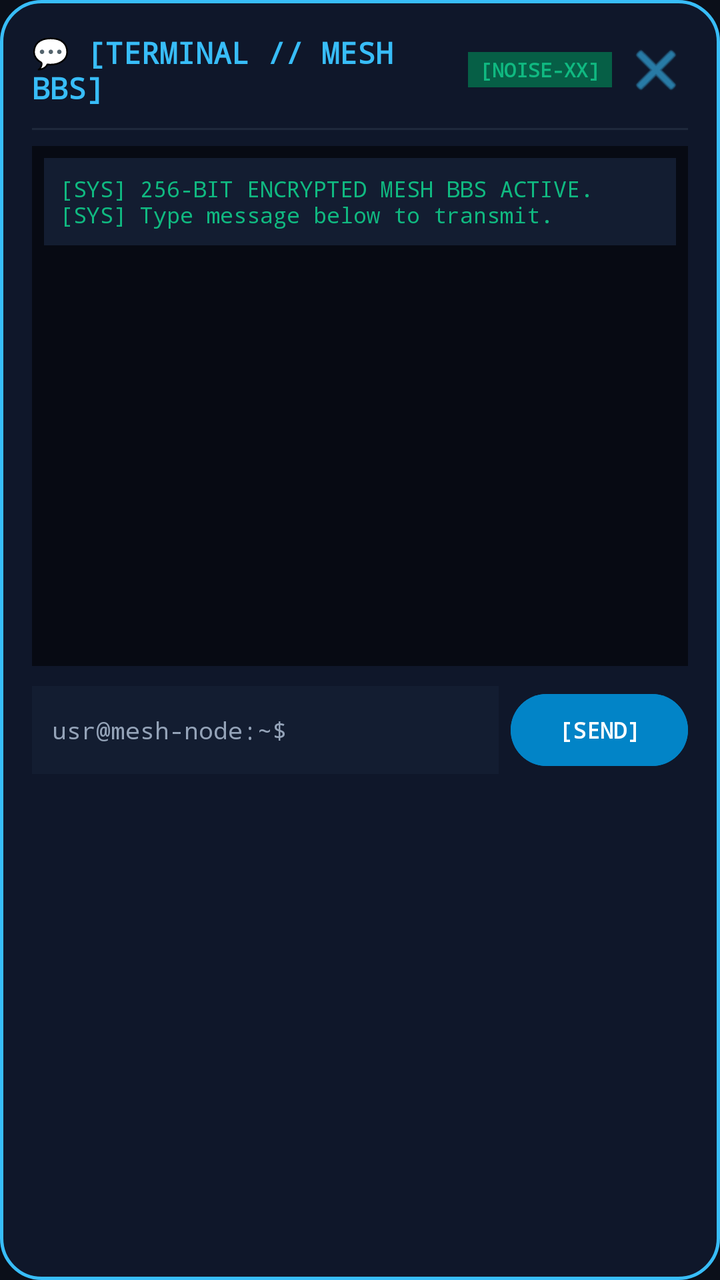
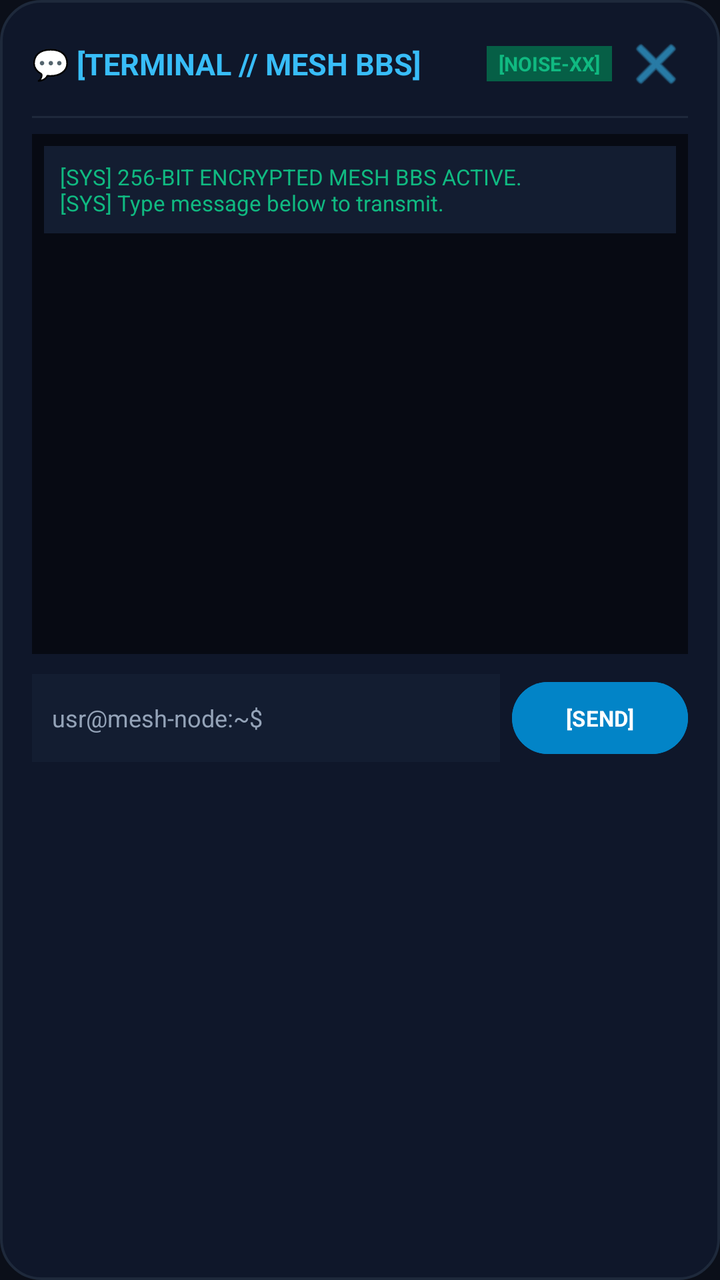

An Android layout rendered at two revisions. The XML below is the earlier revision; the diff shows what the commit changed to produce the second picture.
<!-- AndroidManifest.xml: application theme Theme.OfflineMeshCalling -->
<!-- res/layout/dialog_chat.xml -->
<?xml version="1.0" encoding="utf-8"?>
<LinearLayout xmlns:android="http://schemas.android.com/apk/res/android"
    xmlns:app="http://schemas.android.com/apk/res-auto"
    android:id="@+id/chatDialogRoot"
    android:layout_width="match_parent"
    android:layout_height="wrap_content"
    android:background="@drawable/dialog_background"
    android:orientation="vertical"
    android:padding="16dp">

    
    <LinearLayout
        android:layout_width="match_parent"
        android:layout_height="wrap_content"
        android:gravity="center_vertical"
        android:orientation="horizontal"
        android:paddingBottom="10dp">

        <TextView
            android:id="@+id/tvChatHeaderTitle"
            android:layout_width="0dp"
            android:layout_height="wrap_content"
            android:layout_weight="1"
            android:fontFamily="monospace"
            android:text="💬 [TERMINAL // MESH BBS]"
            android:textColor="#38BDF8"
            android:textSize="15sp"
            android:textStyle="bold" />

        <TextView
            android:id="@+id/tvChatStatusBadge"
            android:layout_width="wrap_content"
            android:layout_height="wrap_content"
            android:background="#065F46"
            android:fontFamily="monospace"
            android:paddingStart="6dp"
            android:paddingTop="2dp"
            android:paddingEnd="6dp"
            android:paddingBottom="2dp"
            android:text="[NOISE-XX]"
            android:textColor="#10B981"
            android:textSize="10sp"
            android:textStyle="bold" />

        <ImageButton
            android:id="@+id/btnCloseChat"
            android:layout_width="32dp"
            android:layout_height="32dp"
            android:layout_marginStart="6dp"
            android:background="?attr/selectableItemBackgroundBorderless"
            android:contentDescription="Close"
            android:src="@android:drawable/ic_menu_close_clear_cancel"
            app:tint="#38BDF8" />
    </LinearLayout>

    <View
        android:id="@+id/chatDivider"
        android:layout_width="match_parent"
        android:layout_height="1dp"
        android:background="#1E293B" />

    
    <ScrollView
        android:id="@+id/chatScrollView"
        android:layout_width="match_parent"
        android:layout_height="260dp"
        android:layout_marginTop="8dp"
        android:background="#070A13"
        android:fillViewport="true"
        android:padding="6dp">

        <LinearLayout
            android:id="@+id/chatMessagesContainer"
            android:layout_width="match_parent"
            android:layout_height="wrap_content"
            android:orientation="vertical">

            <TextView
                android:id="@+id/tvChatWelcome"
                android:layout_width="match_parent"
                android:layout_height="wrap_content"
                android:layout_marginBottom="6dp"
                android:background="#131D31"
                android:fontFamily="monospace"
                android:padding="8dp"
                android:text="[SYS] 256-BIT ENCRYPTED MESH BBS ACTIVE.\n[SYS] Type message below to transmit."
                android:textColor="#10B981"
                android:textSize="11sp" />
        </LinearLayout>
    </ScrollView>

    
    <LinearLayout
        android:layout_width="match_parent"
        android:layout_height="wrap_content"
        android:layout_marginTop="10dp"
        android:gravity="center_vertical"
        android:orientation="horizontal">

        <EditText
            android:id="@+id/etChatMessage"
            android:layout_width="0dp"
            android:layout_height="44dp"
            android:layout_weight="1"
            android:background="#131D31"
            android:fontFamily="monospace"
            android:hint="usr@mesh-node:~$ "
            android:inputType="textCapSentences"
            android:maxLines="3"
            android:paddingStart="10dp"
            android:paddingEnd="10dp"
            android:textColor="#F8FAFC"
            android:textColorHint="#94A3B8"
            android:textSize="12sp" />

        <Button
            android:id="@+id/btnSendChatMessage"
            android:layout_width="wrap_content"
            android:layout_height="44dp"
            android:layout_marginStart="6dp"
            android:backgroundTint="#0284C7"
            android:fontFamily="monospace"
            android:text="[SEND]"
            android:textColor="#FFFFFF"
            android:textSize="11sp"
            android:textStyle="bold" />
    </LinearLayout>
</LinearLayout>
<!-- resources referenced by this layout -->
<resources>
  <!-- drawable dialog_background (drawable) -->
  <?xml version="1.0" encoding="utf-8"?>
  <shape xmlns:android="http://schemas.android.com/apk/res/android"
      android:shape="rectangle">
      <solid android:color="#0F172A" />
      <corners android:radius="20dp" />
      <stroke
          android:width="1.5dp"
          android:color="#38BDF8" />
  </shape>
  <style name="Theme.OfflineMeshCalling" parent="Theme.Material3.Dark.NoActionBar">
          <item name="colorPrimary">@color/accent_cyan</item>
          <item name="colorSecondary">@color/accent_emerald</item>
          <item name="android:statusBarColor">@color/background_dark</item>
          <item name="android:windowBackground">@color/background_dark</item>
      </style>
  <color name="accent_cyan">#38BDF8</color>
  <color name="accent_emerald">#10B981</color>
  <color name="background_dark">#0B0F19</color>
</resources>

<!-- the commit's change to res/layout/dialog_chat.xml (unified diff, before → after) -->
@@ -1,4 +1,4 @@
-<?xml version="1.0" encoding="utf-8"?>
+﻿<?xml version="1.0" encoding="utf-8"?>
 <LinearLayout xmlns:android="http://schemas.android.com/apk/res/android"
     xmlns:app="http://schemas.android.com/apk/res-auto"
     android:id="@+id/chatDialogRoot"
@@ -21,7 +21,7 @@
             android:layout_width="0dp"
             android:layout_height="wrap_content"
             android:layout_weight="1"
-            android:fontFamily="monospace"
+            android:fontFamily="sans-serif"
             android:text="💬 [TERMINAL // MESH BBS]"
             android:textColor="#38BDF8"
             android:textSize="15sp"
@@ -32,7 +32,7 @@
             android:layout_width="wrap_content"
             android:layout_height="wrap_content"
             android:background="#065F46"
-            android:fontFamily="monospace"
+            android:fontFamily="sans-serif"
             android:paddingStart="6dp"
             android:paddingTop="2dp"
             android:paddingEnd="6dp"
@@ -81,7 +81,7 @@
                 android:layout_height="wrap_content"
                 android:layout_marginBottom="6dp"
                 android:background="#131D31"
-                android:fontFamily="monospace"
+                android:fontFamily="sans-serif"
                 android:padding="8dp"
                 android:text="[SYS] 256-BIT ENCRYPTED MESH BBS ACTIVE.\n[SYS] Type message below to transmit."
                 android:textColor="#10B981"
@@ -103,7 +103,7 @@
             android:layout_height="44dp"
             android:layout_weight="1"
             android:background="#131D31"
-            android:fontFamily="monospace"
+            android:fontFamily="sans-serif"
             android:hint="usr@mesh-node:~$ "
             android:inputType="textCapSentences"
             android:maxLines="3"
@@ -119,7 +119,7 @@
             android:layout_height="44dp"
             android:layout_marginStart="6dp"
             android:backgroundTint="#0284C7"
-            android:fontFamily="monospace"
+            android:fontFamily="sans-serif"
             android:text="[SEND]"
             android:textColor="#FFFFFF"
             android:textSize="11sp"
<!-- resource entries referenced after the edit -->
@@ -7,8 +7,8 @@
       <solid android:color="#0F172A" />
       <corners android:radius="20dp" />
       <stroke
-          android:width="1.5dp"
-          android:color="#38BDF8" />
+          android:width="1.2dp"
+          android:color="#1E293B" />
   </shape>
   <style name="Theme.OfflineMeshCalling" parent="Theme.Material3.Dark.NoActionBar">
           <item name="colorPrimary">@color/accent_cyan</item>
@@ -16,7 +16,7 @@
           <item name="android:statusBarColor">@color/background_dark</item>
           <item name="android:windowBackground">@color/background_dark</item>
       </style>
-  <color name="accent_cyan">#38BDF8</color>
+  <color name="accent_cyan">#0EA5E9</color>
   <color name="accent_emerald">#10B981</color>
   <color name="background_dark">#0B0F19</color>
 </resources>
